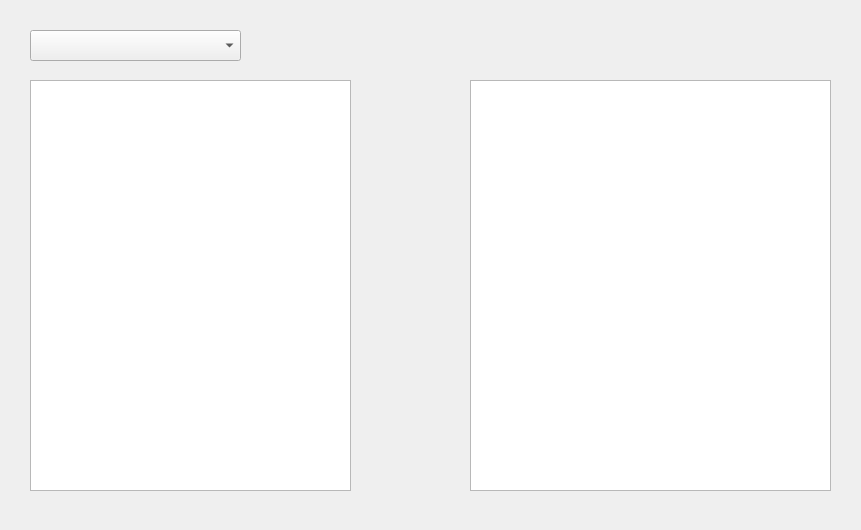
This is src/form/purchasewindow.ui in home-run/subtle-cosmic-moose as Qt 5 draws it before an edit. The edited form follows.
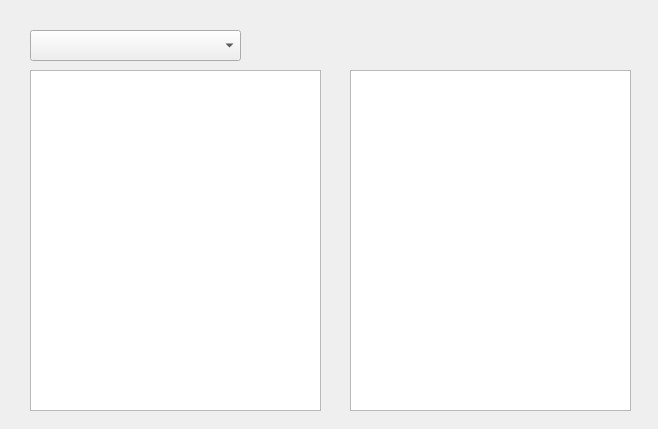
This is the edited form.

Commit message: Basic layout is done, you can cycle to each page by clicking next. The back button has not been implemented yet. We can do the flow of the application later.

```diff
--- a/src/form/purchasewindow.ui
+++ b/src/form/purchasewindow.ui
@@ -6,8 +6,8 @@
    <rect>
     <x>0</x>
     <y>0</y>
-    <width>861</width>
-    <height>530</height>
+    <width>658</width>
+    <height>429</height>
    </rect>
   </property>
   <property name="windowTitle">
@@ -27,19 +27,19 @@
    <property name="geometry">
     <rect>
      <x>30</x>
-     <y>80</y>
-     <width>321</width>
-     <height>411</height>
+     <y>70</y>
+     <width>291</width>
+     <height>341</height>
     </rect>
    </property>
   </widget>
   <widget class="QTableView" name="purchaseWindow_tableView_shoppingCart">
    <property name="geometry">
     <rect>
-     <x>470</x>
-     <y>80</y>
-     <width>361</width>
-     <height>411</height>
+     <x>350</x>
+     <y>70</y>
+     <width>281</width>
+     <height>341</height>
     </rect>
    </property>
   </widget>
```
The commit also changes 5 other files.
